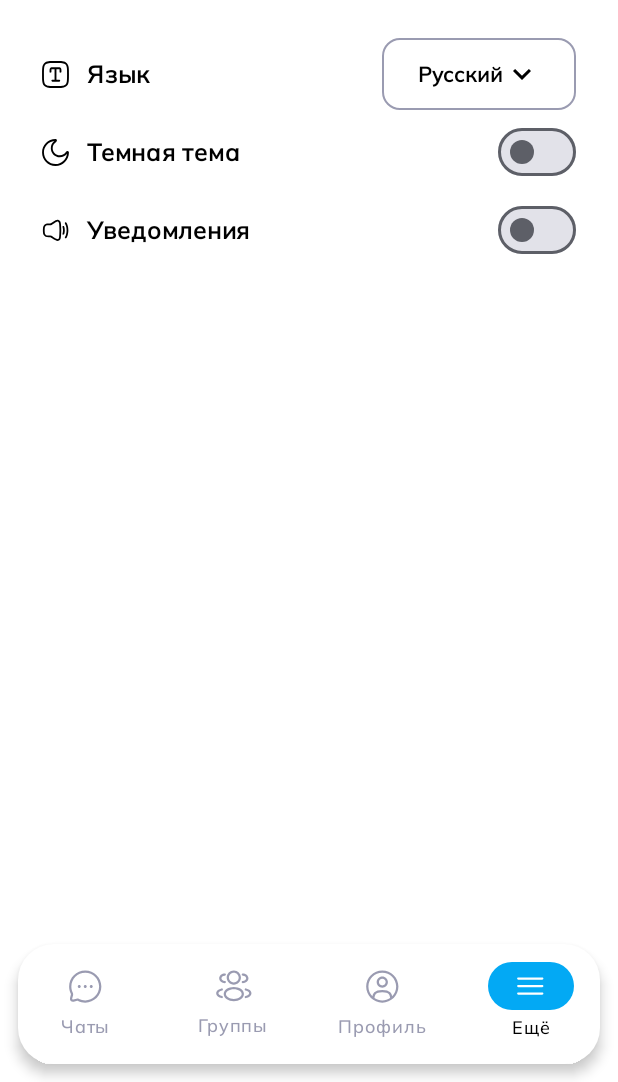
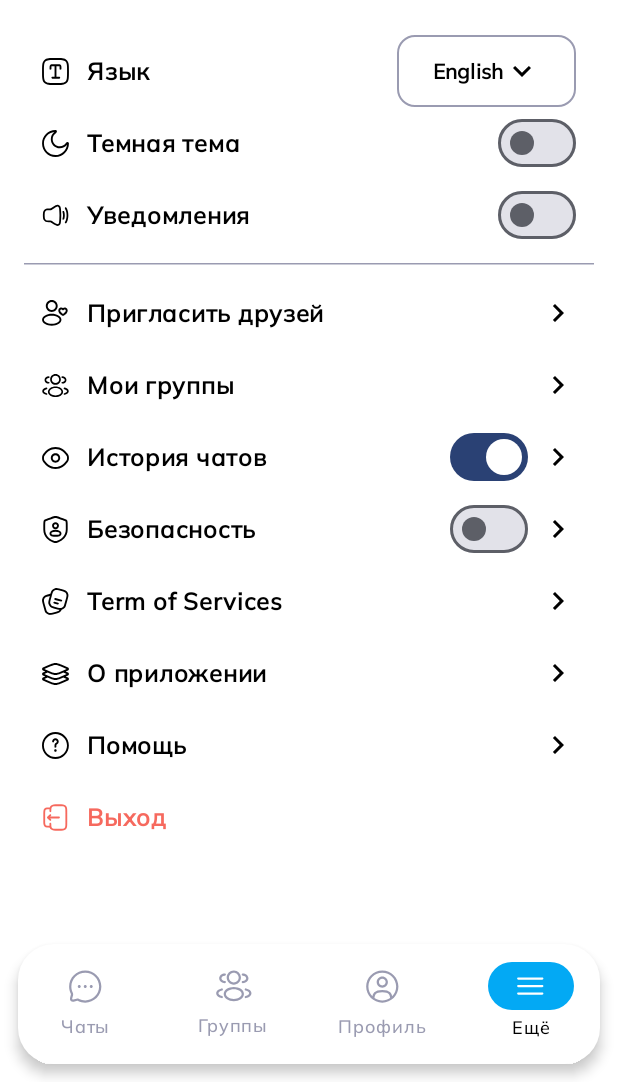
Before and after one commit to roman-gor/ChatRoom, an Android app built with Jetpack Compose: the screen it shows after launch (MainActivity), item 4 of the bottom bar chosen, on a phone screen of 412 x 824 dp, the part 154-1236 px from its top. Run offline under Robolectric (Android 15) with nearby library versions, the light colour scheme and no system bars; our stand-ins replace Dagger/Hilt's generated code.

Commit message:
Setup UI More Screen

```diff
--- a/app/src/main/java/com/gorman/chatroom/MainActivity.kt
+++ b/app/src/main/java/com/gorman/chatroom/MainActivity.kt
@@ -1,6 +1,7 @@
 package com.gorman.chatroom
 
 import android.app.LocaleManager
+import android.content.Context
 import android.content.Intent
 import android.os.Build
 import android.os.Bundle
@@ -33,23 +34,25 @@ class MainActivity : ComponentActivity() {
                 ){
                     AppNavigation(onLangChange = { newLang ->
                         viewModel.changeLanguage(newLang)
-                        setLocaleAndRestart(newLang)
+                        setLocaleAndRestart(newLang, this)
                     })
                 }
             }
         }
     }
 
-    @Suppress("DEPRECATION")
-    private fun setLocaleAndRestart(lang: String) {
+    private fun setLocaleAndRestart(lang: String, context: Context) {
+        if (lang != context.resources.configuration.locales[0].language) {
             if (Build.VERSION.SDK_INT >= Build.VERSION_CODES.TIRAMISU) {
                 val localeManager = getSystemService(LocaleManager::class.java)
                 localeManager.applicationLocales = LocaleList(Locale.forLanguageTag(lang))
             } else {
+                @Suppress("DEPRECATION")
                 val locale = Locale(lang)
                 Locale.setDefault(locale)
                 val config = resources.configuration
                 config.setLocale(locale)
+                @Suppress("DEPRECATION")
                 resources.updateConfiguration(config, resources.displayMetrics)
             }
             val intent = Intent(this, MainActivity::class.java)
@@ -58,3 +61,4 @@ class MainActivity : ComponentActivity() {
             finish()
         }
     }
+}
--- a/app/src/main/java/com/gorman/chatroom/data/DataStoreManager.kt
+++ b/app/src/main/java/com/gorman/chatroom/data/DataStoreManager.kt
@@ -13,4 +13,6 @@ object SettingsKeys {
     val LANGUAGE = stringPreferencesKey("language")
     val DARK_MODE = booleanPreferencesKey("dark_mode")
     val MUTE_NOTIFICATIONS = booleanPreferencesKey("mute_notifications")
+    val HIDE_CHAT_HISTORY = booleanPreferencesKey("hide_chat_history")
+    val SECURITY = booleanPreferencesKey("security")
 }
--- a/app/src/main/java/com/gorman/chatroom/data/MoreScreenData.kt
+++ b/app/src/main/java/com/gorman/chatroom/data/MoreScreenData.kt
@@ -3,5 +3,6 @@ package com.gorman.chatroom.data
 data class MoreScreenData(
     val id: Int = 0,
     val icon: Int,
-    val name: Int
+    val name: Int,
+    val hasPadding: Boolean
 )
--- a/app/src/main/java/com/gorman/chatroom/repository/SettingsRepository.kt
+++ b/app/src/main/java/com/gorman/chatroom/repository/SettingsRepository.kt
@@ -10,13 +10,19 @@ import kotlinx.coroutines.flow.map
 class SettingsRepository(private val context: Context) {
 
     val languageFlow: Flow<String> = context.dataStore.data
-        .map { prefs -> prefs[SettingsKeys.LANGUAGE] ?: "ru" }
+        .map { prefs -> prefs[SettingsKeys.LANGUAGE] ?: getCurrentLanguage(context) }
 
     val darkModeFlow: Flow<Boolean> = context.dataStore.data
         .map { prefs -> prefs[SettingsKeys.DARK_MODE] ?: false }
 
     val muteNotificationsFlow: Flow<Boolean> = context.dataStore.data
         .map { prefs -> prefs[SettingsKeys.MUTE_NOTIFICATIONS] ?: false }
+
+    val hideChatHistoryFlow: Flow<Boolean> = context.dataStore.data
+        .map { prefs -> prefs[SettingsKeys.HIDE_CHAT_HISTORY] ?: true }
+
+    val securityFlow: Flow<Boolean> = context.dataStore.data
+        .map { prefs -> prefs[SettingsKeys.SECURITY] ?: false }
 
     suspend fun setLanguage(lang: String) {
         context.dataStore.edit { prefs ->
@@ -35,4 +41,20 @@ class SettingsRepository(private val context: Context) {
             prefs[SettingsKeys.MUTE_NOTIFICATIONS] = muted
         }
     }
+
+    suspend fun setHideChatHistory(hided: Boolean) {
+        context.dataStore.edit { prefs ->
+            prefs[SettingsKeys.HIDE_CHAT_HISTORY] = hided
+        }
+    }
+
+    suspend fun setSecurity(secure: Boolean) {
+        context.dataStore.edit { prefs ->
+            prefs[SettingsKeys.SECURITY] = secure
+        }
+    }
+
+    fun getCurrentLanguage(context: Context): String {
+        return context.resources.configuration.locales[0].language
+    }
 }
--- a/app/src/main/java/com/gorman/chatroom/ui/screens/main/MoreScreen.kt
+++ b/app/src/main/java/com/gorman/chatroom/ui/screens/main/MoreScreen.kt
@@ -1,6 +1,7 @@
 package com.gorman.chatroom.ui.screens.main
 
 import androidx.compose.foundation.border
+import androidx.compose.foundation.clickable
 import androidx.compose.foundation.layout.Arrangement
 import androidx.compose.foundation.layout.Box
 import androidx.compose.foundation.layout.Row
@@ -11,15 +12,16 @@ import androidx.compose.foundation.layout.size
 import androidx.compose.foundation.layout.width
 import androidx.compose.foundation.layout.wrapContentSize
 import androidx.compose.foundation.lazy.LazyColumn
-import androidx.compose.foundation.lazy.items
+import androidx.compose.foundation.lazy.itemsIndexed
 import androidx.compose.foundation.shape.RoundedCornerShape
 import androidx.compose.material.icons.Icons
-import androidx.compose.material.icons.automirrored.filled.ArrowForward
+import androidx.compose.material.icons.automirrored.filled.KeyboardArrowRight
 import androidx.compose.material.icons.filled.KeyboardArrowDown
 import androidx.compose.material3.Button
 import androidx.compose.material3.ButtonDefaults
 import androidx.compose.material3.DropdownMenu
 import androidx.compose.material3.DropdownMenuItem
+import androidx.compose.material3.HorizontalDivider
 import androidx.compose.material3.Icon
 import androidx.compose.material3.Switch
 import androidx.compose.material3.Text
@@ -35,6 +37,7 @@ import androidx.compose.ui.res.colorResource
 import androidx.compose.ui.res.painterResource
 import androidx.compose.ui.res.stringResource
 import androidx.compose.ui.text.font.FontWeight
+import androidx.compose.ui.unit.Dp
 import androidx.compose.ui.unit.dp
 import androidx.compose.ui.unit.sp
 import androidx.hilt.navigation.compose.hiltViewModel
@@ -49,31 +52,57 @@ fun MoreScreen(onLangChange: (String) -> Unit){
     val language by moreScreenViewModel.language.collectAsState()
     val darkMode by moreScreenViewModel.darkMode.collectAsState()
     val mute by moreScreenViewModel.notificationsMute.collectAsState()
+    val hideChatHistory by moreScreenViewModel.hideChatHistory.collectAsState()
+    val security by moreScreenViewModel.security.collectAsState()
+    var specialPadding by remember { mutableStateOf(2.dp) }
 
     LazyColumn (modifier = Modifier.padding(16.dp)){
-        items(moreScreenViewModel.items) { item ->
+        itemsIndexed(moreScreenViewModel.items) { index, item ->
+            specialPadding = if (index > 2 && index != 5 && index != 6) 12.dp else 0.dp
             MoreItem(
                 item = item,
+                index = index,
                 onLangChange = onLangChange,
                 viewModel = moreScreenViewModel,
                 language = language,
                 darkMode = darkMode,
-                mute = mute)
+                mute = mute,
+                hideChatHistory = hideChatHistory,
+                security = security,
+                specialPadding = specialPadding)
+            if (index == 2) {
+                HorizontalDivider(
+                    modifier = Modifier
+                        .fillMaxWidth()
+                        .padding(vertical = 8.dp),
+                    color = colorResource(R.color.unselected_item_color),
+                    thickness = 1.dp)
+            }
         }
     }
 }
 
 @Composable
 fun MoreItem(item: MoreScreenData,
+             index: Int,
              onLangChange: (String) -> Unit,
              viewModel: MoreScreenViewModel,
              language: String,
              darkMode: Boolean,
-             mute: Boolean){
+             mute: Boolean,
+             hideChatHistory: Boolean,
+             security: Boolean,
+             specialPadding: Dp){
     Row(
-        modifier = Modifier
-            .fillMaxWidth()
-            .padding(horizontal = 12.dp, vertical = 2.dp),
+        modifier = Modifier.fillMaxWidth()
+            .padding(horizontal = 12.dp, vertical = specialPadding)
+            .clickable(onClick = {
+                when (index) {
+                    1 -> viewModel.changeDarkModeState(!darkMode)
+                    2 -> viewModel.changeNotificationsState(!mute)
+                    else -> {}
+                }
+            }),
         horizontalArrangement = Arrangement.SpaceBetween,
         verticalAlignment = Alignment.CenterVertically
     ) {
@@ -81,6 +110,21 @@ fun MoreItem(item: MoreScreenData,
             verticalAlignment = Alignment.CenterVertically,
             horizontalArrangement = Arrangement.Center
         ){
+            if (index == 10) {
+                Icon(painter = painterResource(item.icon),
+                    contentDescription = stringResource(item.name),
+                    tint = colorResource(R.color.red_logout_color),
+                    modifier = Modifier.size(18.dp)
+                )
+                Spacer(modifier = Modifier.width(12.dp))
+                Text(text = stringResource(item.name),
+                    fontFamily = mulishFont(),
+                    fontWeight = FontWeight.Bold,
+                    color = colorResource(R.color.red_logout_color),
+                    fontSize = 16.sp
+                )
+            }
+            else {
                 Icon(painter = painterResource(item.icon),
                     contentDescription = stringResource(item.name),
                     tint = colorResource(R.color.black),
@@ -94,11 +138,14 @@ fun MoreItem(item: MoreScreenData,
                     fontSize = 16.sp
                 )
             }
-        Row {
+        }
+        Row (
+            verticalAlignment = Alignment.CenterVertically,
+            horizontalArrangement = Arrangement.Center
+        ){
             when(item.id){
                 0 -> LanguageMenu(
                     language = language,
-                    viewModel = viewModel,
                     onLangChange = onLangChange)
                 1 -> SwitchMode(
                     onClick = { viewModel.changeDarkModeState(!darkMode) },
@@ -106,13 +153,31 @@ fun MoreItem(item: MoreScreenData,
                 2 -> SwitchMode(
                     onClick = { viewModel.changeNotificationsState(!mute) },
                     checked = mute)
+                5 -> {
+                    SwitchMode(
+                        onClick = { viewModel.setHideChatHistory(!hideChatHistory) },
+                        checked = hideChatHistory
+                    )
+                    Spacer(modifier = Modifier.width(8.dp))
+                    IconArrowForward()
+                }
+                6 -> {
+                    SwitchMode(
+                        onClick = { viewModel.setSecurity(!security) },
+                        checked = security
+                    )
+                    Spacer(modifier = Modifier.width(8.dp))
+                    IconArrowForward()
+                }
+                10 -> {}
+                else -> IconArrowForward()
             }
         }
     }
 }
 
 @Composable
-fun LanguageMenu(language: String, viewModel: MoreScreenViewModel, onLangChange: (String) -> Unit){
+fun LanguageMenu(language: String, onLangChange: (String) -> Unit){
     var expanded by remember { mutableStateOf(false) }
     Box (
         modifier = Modifier.wrapContentSize()
@@ -127,7 +192,8 @@ fun LanguageMenu(language: String, viewModel: MoreScreenViewModel, onLangChange:
                 .border(
                     width = 1.dp,
                     color = colorResource(R.color.unselected_item_color),
-                    shape = RoundedCornerShape(12.dp))
+                    shape = RoundedCornerShape(12.dp)
+                )
         ) {
             Text(text = if (language == "en") stringResource(R.string.language_en)
                 else stringResource(R.string.language_ru),
@@ -157,7 +223,6 @@ fun LanguageMenu(language: String, viewModel: MoreScreenViewModel, onLangChange:
                 },
                 onClick = {
                     onLangChange("en")
-                    //viewModel.changeLanguage("en")
                     expanded = !expanded
                 }
             )
@@ -172,7 +237,6 @@ fun LanguageMenu(language: String, viewModel: MoreScreenViewModel, onLangChange:
                 },
                 onClick = {
                     onLangChange("ru")
-                    //viewModel.changeLanguage("ru")
                     expanded = !expanded
                 }
             )
@@ -183,15 +247,13 @@ fun LanguageMenu(language: String, viewModel: MoreScreenViewModel, onLangChange:
 @Composable
 fun IconArrowForward(){
     Icon(
-        imageVector = Icons.AutoMirrored.Filled.ArrowForward,
+        imageVector = Icons.AutoMirrored.Filled.KeyboardArrowRight,
         contentDescription = "Go to item",
         tint = colorResource(R.color.black))
 }
 
 @Composable
-fun SwitchMode(
-    onClick: () -> Unit,
-    checked: Boolean){
+fun SwitchMode(onClick: () -> Unit, checked: Boolean){
     Switch(
         checked = checked,
         onCheckedChange = {onClick()}
--- a/app/src/main/java/com/gorman/chatroom/viewmodel/MoreScreenViewModel.kt
+++ b/app/src/main/java/com/gorman/chatroom/viewmodel/MoreScreenViewModel.kt
@@ -35,10 +35,30 @@ class MoreScreenViewModel @Inject constructor(
         initialValue = false
     )
 
+    val hideChatHistory: StateFlow<Boolean> = settingsRepository.hideChatHistoryFlow.stateIn(
+        scope = viewModelScope,
+        started = SharingStarted.WhileSubscribed(5000),
+        initialValue = false
+    )
+
+    val security: StateFlow<Boolean> = settingsRepository.securityFlow.stateIn(
+        scope = viewModelScope,
+        started = SharingStarted.WhileSubscribed(5000),
+        initialValue = false
+    )
+
      val items = listOf(
-        MoreScreenData(0, R.drawable.language, R.string.language_item),
-        MoreScreenData(1, R.drawable.dark_mode, R.string.dark_mode),
-        MoreScreenData(2, R.drawable.mute_notification, R.string.mute_notification)
+         MoreScreenData(0, R.drawable.language, R.string.language_item, false),
+         MoreScreenData(1, R.drawable.dark_mode, R.string.dark_mode, false),
+         MoreScreenData(2, R.drawable.mute_notification, R.string.mute_notification, false),
+         MoreScreenData(3, R.drawable.invite_friend, R.string.invite_friend, true),
+         MoreScreenData(4, R.drawable.joined_groups, R.string.joined_groups, true),
+         MoreScreenData(5, R.drawable.hide_chat_history, R.string.hide_chat_history, false),
+         MoreScreenData(6, R.drawable.security, R.string.security, false),
+         MoreScreenData(7, R.drawable.term_of_services, R.string.term_of_service, true),
+         MoreScreenData(8, R.drawable.about_app, R.string.about_app, true),
+         MoreScreenData(9, R.drawable.help_center, R.string.help, true),
+         MoreScreenData(10, R.drawable.logout_icon, R.string.logout, true)
     )
 
     fun changeLanguage(value: String){
@@ -58,4 +78,16 @@ class MoreScreenViewModel @Inject constructor(
             settingsRepository.setMuteNotifications(muted)
         }
     }
+
+    fun setHideChatHistory(hided: Boolean){
+        viewModelScope.launch {
+            settingsRepository.setHideChatHistory(hided)
+        }
+    }
+
+    fun setSecurity(secure: Boolean){
+        viewModelScope.launch {
+            settingsRepository.setSecurity(secure)
+        }
+    }
 }
--- a/app/src/main/res/values/strings.xml
+++ b/app/src/main/res/values/strings.xml
@@ -21,9 +21,9 @@
     <string name="mute_notification">Уведомления</string>
     <string name="invite_friend">Пригласить друзей</string>
     <string name="joined_groups">Мои группы</string>
-    <string name="hide_chat_history">Скрывать историю просмотра</string>
+    <string name="hide_chat_history">История чатов</string>
     <string name="security">Безопасность</string>
-    <string name="term_of_service">Пользовательское соглашение</string>
+    <string name="term_of_service">Term of Services</string>
     <string name="about_app">О приложении</string>
     <string name="help">Помощь</string>
     <string name="logout">Выход</string>
```
Also changed, not shown: app/src/main/res/drawable/hide_chat_history.xml (renamed from app/src/main/res/drawable/hide__chat_security.xml). Lines whose indentation alone changed are shown as unchanged.
